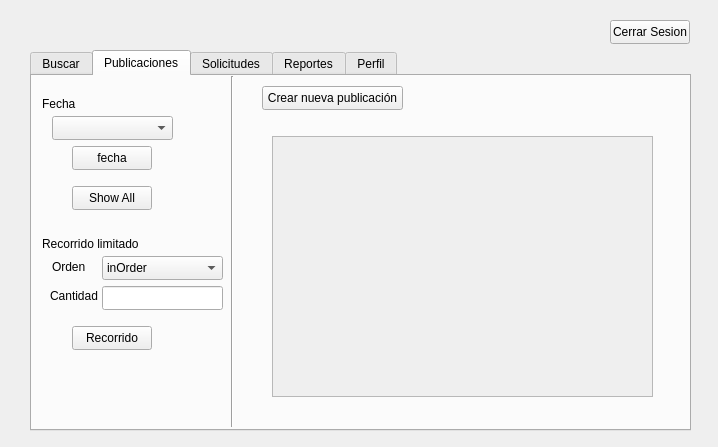
Old version of the form Fase 3/proyecto2/user.ui in the repository elsaminee/-EDD-Proyecto_202200198.
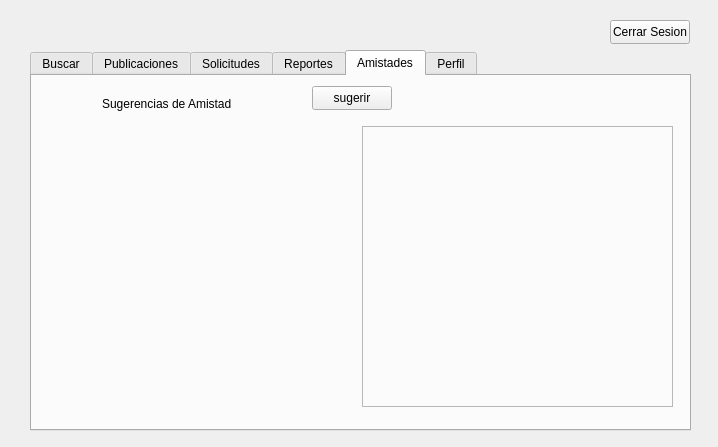
New version of the form.

Diff of the .ui file:
```diff
--- a/Fase 3/proyecto2/user.ui
+++ b/Fase 3/proyecto2/user.ui
@@ -23,7 +23,7 @@
     </rect>
    </property>
    <property name="currentIndex">
-    <number>1</number>
+    <number>4</number>
    </property>
    <widget class="QWidget" name="buscarUser">
     <attribute name="title">
@@ -596,6 +596,92 @@
      </property>
     </widget>
    </widget>
+   <widget class="QWidget" name="Amistades">
+    <attribute name="title">
+     <string>Amistades</string>
+    </attribute>
+    <widget class="QLabel" name="labelSugerencias">
+     <property name="geometry">
+      <rect>
+       <x>10</x>
+       <y>50</y>
+       <width>301</width>
+       <height>251</height>
+      </rect>
+     </property>
+     <property name="styleSheet">
+      <string notr="true"/>
+     </property>
+     <property name="text">
+      <string/>
+     </property>
+    </widget>
+    <widget class="QLabel" name="label_17">
+     <property name="geometry">
+      <rect>
+       <x>70</x>
+       <y>20</y>
+       <width>141</width>
+       <height>16</height>
+      </rect>
+     </property>
+     <property name="text">
+      <string>Sugerencias de Amistad</string>
+     </property>
+    </widget>
+    <widget class="QPushButton" name="sugerirBtn">
+     <property name="geometry">
+      <rect>
+       <x>280</x>
+       <y>10</y>
+       <width>80</width>
+       <height>24</height>
+      </rect>
+     </property>
+     <property name="text">
+      <string>sugerir</string>
+     </property>
+    </widget>
+    <widget class="QFrame" name="frameScroll_4">
+     <property name="geometry">
+      <rect>
+       <x>330</x>
+       <y>50</y>
+       <width>311</width>
+       <height>281</height>
+      </rect>
+     </property>
+     <property name="frameShape">
+      <enum>QFrame::Shape::StyledPanel</enum>
+     </property>
+     <property name="frameShadow">
+      <enum>QFrame::Shadow::Raised</enum>
+     </property>
+     <widget class="QWidget" name="widgetPubli_4" native="true">
+      <property name="geometry">
+       <rect>
+        <x>0</x>
+        <y>10</y>
+        <width>301</width>
+        <height>261</height>
+       </rect>
+      </property>
+      <widget class="QLabel" name="imgLabel_4">
+       <property name="geometry">
+        <rect>
+         <x>10</x>
+         <y>10</y>
+         <width>281</width>
+         <height>241</height>
+        </rect>
+       </property>
+       <property name="text">
+        <string/>
+       </property>
+      </widget>
+     </widget>
+    </widget>
+   </widget>
    <widget class="QWidget" name="perfilUser">
     <attribute name="title">
      <string>Perfil</string>
```
